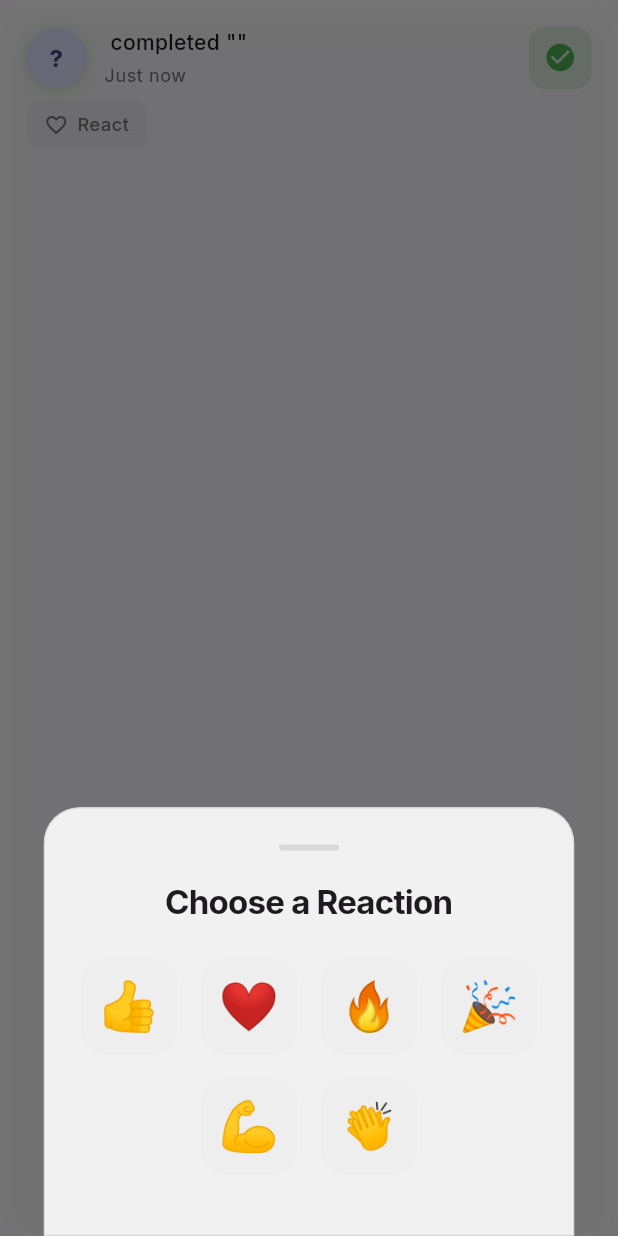
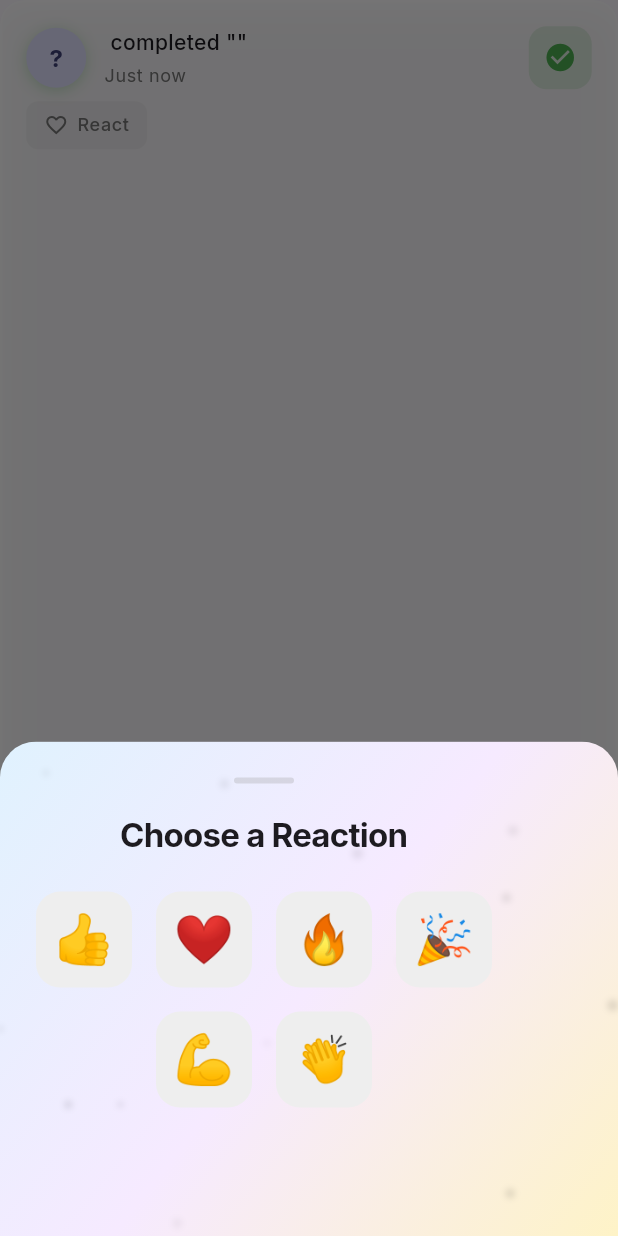
Before and after one commit to dekaos/my-habits, a Flutter app: the ActivityCard widget shown alone on an empty page, opened directly with empty values, after a tap on "React", on a phone screen of 412 x 824 dp. Run offline on Flutter 3.47's test engine with Material 3 defaults, Android fonts, the phone set to English and light mode, and no system bars; our stand-ins replace audioplayers, confetti, fl_chart, flutter_local_notifications, flutter_riverpod, flutter_slidable and 6 more; accounts and stored records are empty; network calls fail; project files that could hold a hidden picture were left out.

Commit message:
ActivityCard > Better bottomsheet UI

```diff
--- a/lib/widgets/activity_card.dart
+++ b/lib/widgets/activity_card.dart
@@ -7,6 +7,7 @@ import '../models/activity.dart';
 import '../providers/auth_provider.dart';
 import '../providers/social_provider.dart';
 import 'glass_card.dart';
+import '../../widgets/animated_gradient_background.dart';
 
 class ActivityCard extends ConsumerWidget {
   final Activity activity;
@@ -286,25 +287,23 @@ class ActivityCard extends ConsumerWidget {
     String emoji,
     List<String> userIds,
   ) async {
-    final isDark = Theme.of(context).brightness == Brightness.dark;
-
     showModalBottomSheet(
       context: context,
       backgroundColor: Colors.transparent,
+      isScrollControlled: true,
       builder: (context) {
+        return DraggableScrollableSheet(
+          initialChildSize: 0.35,
+          minChildSize: 0.25,
+          maxChildSize: 0.8,
+          expand: false,
+          builder: (context, scrollController) {
             return ClipRRect(
-          borderRadius: const BorderRadius.vertical(top: Radius.circular(24)),
-          child: BackdropFilter(
-            filter: ImageFilter.blur(sigmaX: 10, sigmaY: 10),
-            child: Container(
-              padding: const EdgeInsets.all(24),
-              decoration: BoxDecoration(
-                color: isDark
-                    ? Colors.black.withValues(alpha: 0.9)
-                    : Colors.white.withValues(alpha: 0.95),
               borderRadius:
                   const BorderRadius.vertical(top: Radius.circular(24)),
-              ),
+              child: AnimatedGradientBackground(
+                child: Padding(
+                  padding: const EdgeInsets.all(24),
                   child: Column(
                     mainAxisSize: MainAxisSize.min,
                     crossAxisAlignment: CrossAxisAlignment.start,
@@ -318,7 +317,10 @@ class ActivityCard extends ConsumerWidget {
                           const SizedBox(width: 12),
                           Text(
                             '${userIds.length} ${userIds.length == 1 ? 'reaction' : 'reactions'}',
-                        style: Theme.of(context).textTheme.titleLarge?.copyWith(
+                            style: Theme.of(context)
+                                .textTheme
+                                .titleLarge
+                                ?.copyWith(
                                   fontWeight: FontWeight.bold,
                                 ),
                           ),
@@ -330,7 +332,8 @@ class ActivityCard extends ConsumerWidget {
                       FutureBuilder<List<Map<String, dynamic>>>(
                         future: _fetchUserProfiles(userIds),
                         builder: (context, snapshot) {
-                      if (snapshot.connectionState == ConnectionState.waiting) {
+                          if (snapshot.connectionState ==
+                              ConnectionState.waiting) {
                             return const Center(
                               child: Padding(
                                 padding: EdgeInsets.all(20.0),
@@ -359,7 +362,8 @@ class ActivityCard extends ConsumerWidget {
                                 const SizedBox(height: 8),
                             itemBuilder: (context, index) {
                               final user = users[index];
-                          final displayName = user['display_name'] ?? 'User';
+                              final displayName =
+                                  user['display_name'] ?? 'User';
                               final photoUrl = user['photo_url'];
 
                               return ListTile(
@@ -407,6 +411,8 @@ class ActivityCard extends ConsumerWidget {
             );
           },
         );
+      },
+    );
   }
 
   Future<List<Map<String, dynamic>>> _fetchUserProfiles(
@@ -436,30 +442,23 @@ class ActivityCard extends ConsumerWidget {
     showModalBottomSheet(
       context: context,
       backgroundColor: Colors.transparent,
+      isScrollControlled: true,
       builder: (context) {
+        return DraggableScrollableSheet(
+          initialChildSize: 0.4,
+          minChildSize: 0.3,
+          maxChildSize: 0.6,
+          expand: false,
+          builder: (context, scrollController) {
             return ClipRRect(
-          borderRadius: const BorderRadius.vertical(top: Radius.circular(24)),
-          child: BackdropFilter(
-            filter: ImageFilter.blur(sigmaX: 10, sigmaY: 10),
-            child: Container(
-              padding: const EdgeInsets.all(24),
-              decoration: BoxDecoration(
-                color: isDark
-                    ? Colors.black.withValues(alpha: 0.8)
-                    : Colors.white.withValues(alpha: 0.9),
               borderRadius:
                   const BorderRadius.vertical(top: Radius.circular(24)),
-                border: Border.all(
-                  color: isDark
-                      ? Colors.white.withValues(alpha: 0.1)
-                      : Colors.grey.withValues(alpha: 0.3),
-                  width: 1,
-                ),
-              ),
+              child: AnimatedGradientBackground(
+                  child: Padding(
+                padding: const EdgeInsets.all(24),
                 child: Column(
                   mainAxisSize: MainAxisSize.min,
                   children: [
-                  // Handle bar
                     Container(
                       width: 40,
                       height: 4,
@@ -525,8 +524,9 @@ class ActivityCard extends ConsumerWidget {
                     const SizedBox(height: 16),
                   ],
                 ),
-            ),
-          ),
+              )),
+            );
+          },
         );
       },
     );
```
Lines whose indentation alone changed are shown as unchanged.
